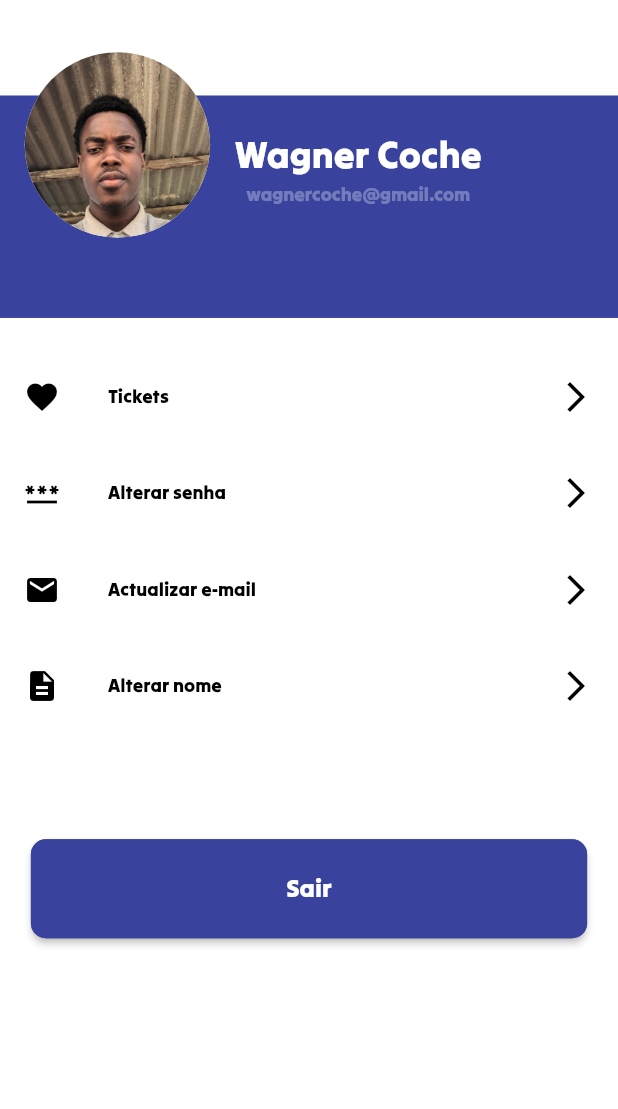
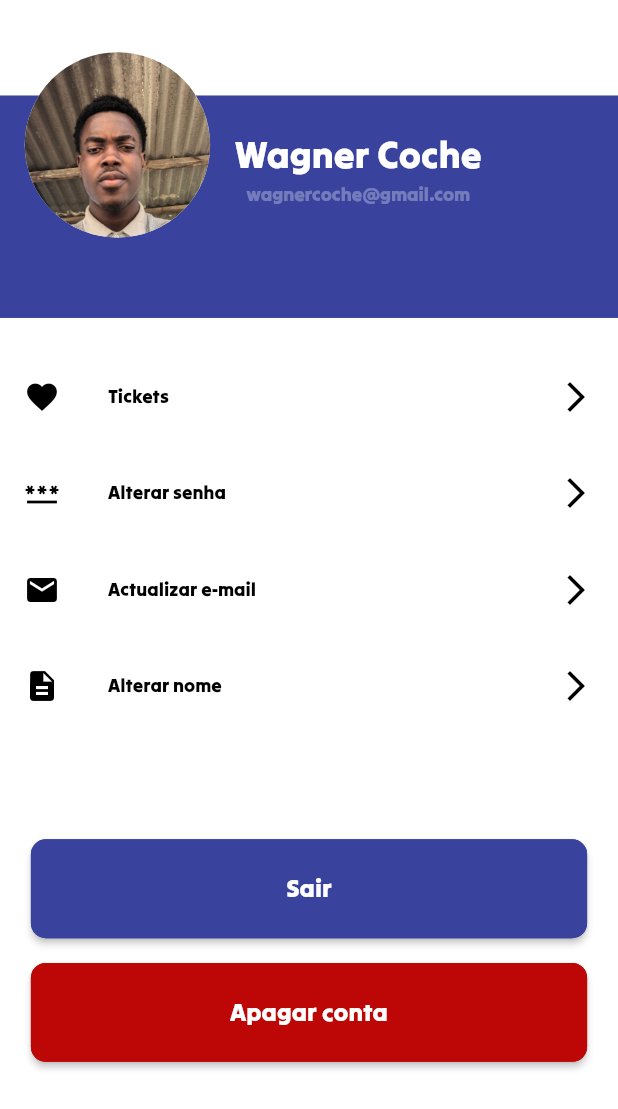
Before and after one commit to Wagner-Coche/tech_support, a Flutter app: the ProfileUser screen opened by its route, on a phone screen of 412 x 824 dp, the part 127-1236 px from its top. Run offline on Flutter 3.47's test engine with Material 2 defaults, Android fonts, the phone set to English and light mode, and no system bars; our stand-ins replace firebase_auth, firebase_core, go_router, google_fonts, google_sign_in, lottie and 1 more; accounts and stored records are empty.

Commit message:
feat: user profile

```diff
--- a/lib/src/modules/home/profile_user.dart
+++ b/lib/src/modules/home/profile_user.dart
@@ -1,6 +1,7 @@
 import 'package:flutter/material.dart';
 import 'package:go_router/go_router.dart';
 
+import '../../services/user/delete/user_delete_service_imp.dart';
 import '../../utils/color_default.dart';
 import '../../utils/widgets/button_widget.dart';
 import '../../utils/widgets/listtile_widget.dart';
@@ -167,7 +168,9 @@ class _ProfileUserState extends State<ProfileUser> {
               left: MediaQuery.of(context).size.width * .05,
               bottom: MediaQuery.of(context).size.height * .02,
             ),
-            child: ButtonWidget(
+            child: Column(
+              children: [
+                ButtonWidget(
                   onPressed: () => context.go("/loading_logout_module"),
                   border: false,
                   text: "Sair",
@@ -177,6 +180,19 @@ class _ProfileUserState extends State<ProfileUser> {
                   width: MediaQuery.of(context).size.width,
                   height: MediaQuery.of(context).size.height * .08,
                 ),
+                SizedBox(height: MediaQuery.of(context).size.height * .02),
+                ButtonWidget(
+                  onPressed: () => UserDeleteServiceImp().deleteUser(context: context),
+                  border: false,
+                  text: "Apagar conta",
+                  colorText: ColorDefault.whiteColor,
+                  colorButton: ColorDefault.redColor,
+                  colorBorder: ColorDefault.redColor,
+                  width: MediaQuery.of(context).size.width,
+                  height: MediaQuery.of(context).size.height * .08,
+                ),
+              ],
+            ),
           ),
         ],
       ),
--- a/lib/src/modules/logout/loading_logout_module.dart
+++ b/lib/src/modules/logout/loading_logout_module.dart
@@ -16,7 +16,7 @@ class _LoadingLogoutModuleState extends State<LoadingLogoutModule> {
   void initState() {
     super.initState();
     Future.delayed(const Duration(seconds: 4), () async {
-      await SignOutServiceImp().signOut().then((result) {
+      await SignOutServiceImp().signOut(context: context).then((result) {
         if (result) return context.go("/auth_module/signin");
         return context.go("/home_module");
       });
--- a/lib/src/modules/splash/splash_module.dart
+++ b/lib/src/modules/splash/splash_module.dart
@@ -1,7 +1,6 @@
 import 'package:flutter/material.dart';
 
 import '../../utils/color_default.dart';
-import 'package:go_router/go_router.dart';
 import '../../utils/widgets/image_logo_app.dart';
 import '../../services/user/auth_check/auth_check_service_imp.dart';
 
--- a/lib/src/services/user/delete/user_delete_service.dart
+++ b/lib/src/services/user/delete/user_delete_service.dart
@@ -1,3 +1,5 @@
+import 'package:flutter/material.dart';
+
 abstract class UserDeleteService {
-  Future<bool?>? call({required int pk});
+  Future<bool> deleteUser({required BuildContext context});
 }
--- a/lib/src/services/user/sign_out/sign_out_service.dart
+++ b/lib/src/services/user/sign_out/sign_out_service.dart
@@ -1,3 +1,5 @@
+import 'package:flutter/material.dart';
+
 abstract class SignOutService {
-  Future<bool> signOut();
+  Future<bool> signOut({required BuildContext context});
 }
--- a/lib/src/services/user/sign_out/sign_out_service_imp.dart
+++ b/lib/src/services/user/sign_out/sign_out_service_imp.dart
@@ -1,3 +1,4 @@
+import 'package:flutter/material.dart';
 import 'package:firebase_auth/firebase_auth.dart';
 import 'package:e_support/src/services/user/sign_out/sign_out_service.dart';
 
@@ -5,12 +6,12 @@ class SignOutServiceImp implements SignOutService {
   FirebaseAuth auth = FirebaseAuth.instance;
 
   @override
-  Future<bool> signOut() async {
+  Future<bool> signOut({required BuildContext context}) async {
     try {
       await auth.signOut();
       return true;
     } catch (e) {
-      print("Error: $e");
+      debugPrint("Error: $e");
       return false;
     }
   }
```
Also changed, not shown: lib/src/services/user/delete/user_delete_service_imp.dart (+87 -0 lines). Lines whose indentation alone changed are shown as unchanged.
